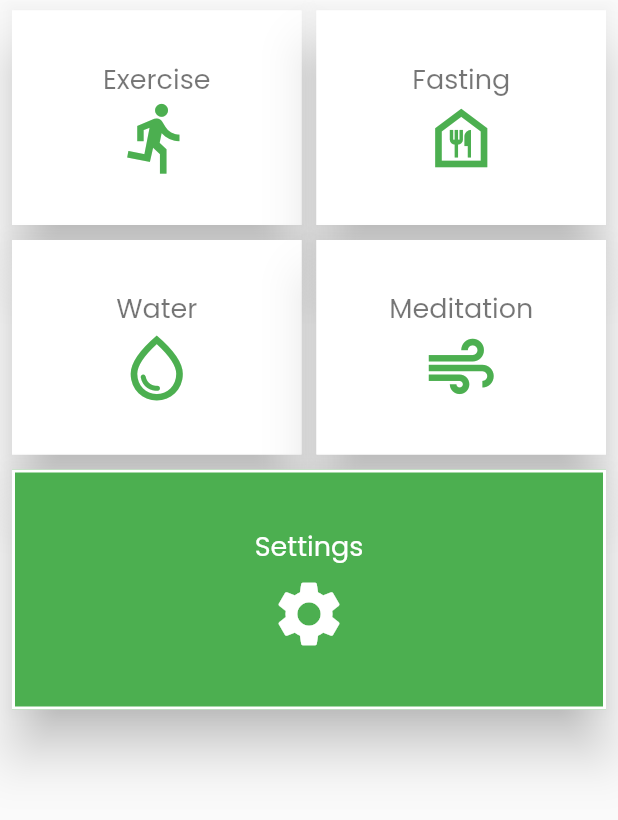
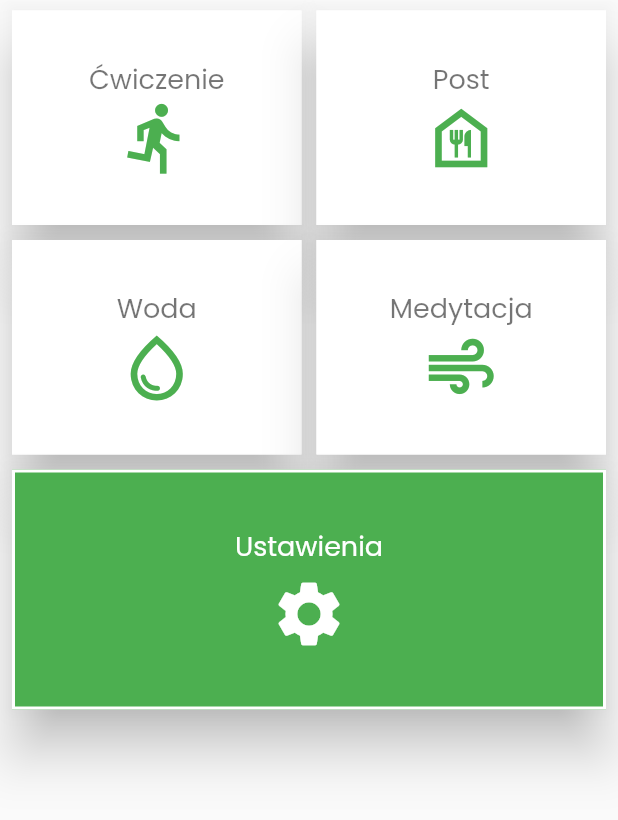
Before and after one commit to wojciechkubiak/feelwell-essentials, a Flutter app: the screen it shows after launch, on a phone screen of 412 x 824 dp, the part 393-1213 px from its top. Run offline on Flutter 3.47's test engine with Material 2 defaults, Android fonts, the phone set to English and light mode, and no system bars; our stand-ins replace google_fonts, loading_animation_widget, lottie, sqflite; accounts and stored records are empty.

Commit message:
Styling and language

```diff
--- a/lib/components/error_info.dart
+++ b/lib/components/error_info.dart
@@ -15,7 +15,6 @@ class ErrorInfo extends StatelessWidget {
           fontSize: 16,
           color: Colors.black54,
           fontWeight: FontWeight.w400,
-          letterSpacing: 1,
         ),
       ),
     );
--- a/lib/components/scaffold_wrapper.dart
+++ b/lib/components/scaffold_wrapper.dart
@@ -22,10 +22,9 @@ class ScaffoldWrapper extends StatelessWidget {
         title: Text(
           title,
           style: GoogleFonts.poppins(
-            fontSize: 14,
+            fontSize: 18,
             color: Colors.black87,
             fontWeight: FontWeight.w400,
-            letterSpacing: 1,
           ),
         ),
         backgroundColor: Colors.white,
--- a/lib/main.dart
+++ b/lib/main.dart
@@ -23,9 +23,15 @@ class MyApp extends StatelessWidget {
       DeviceOrientation.portraitDown,
     ]);
 
-    return const MaterialApp(
+    return MaterialApp(
       debugShowCheckedModeBanner: false,
-      home: Scaffold(
+      theme: ThemeData(
+        primarySwatch: Colors.green,
+        textSelectionTheme: const TextSelectionThemeData(
+          cursorColor: Colors.green,
+        ),
+      ),
+      home: const Scaffold(
         body: Center(child: HomePage()),
       ),
     );
@@ -44,7 +50,7 @@ class _HomePageState extends State<HomePage> {
 
   @override
   void initState() {
-    Future.delayed(const Duration(seconds: 2), () {
+    Future.delayed(const Duration(seconds: 5), () {
       setState(() {
         currentPage = Pages.menu;
       });
--- a/lib/pages/intro.dart
+++ b/lib/pages/intro.dart
@@ -1,7 +1,7 @@
 import 'package:feelwell_essentials/components/app_name.dart';
+import 'package:feelwell_essentials/components/loader.dart';
 import 'package:flutter/material.dart';
 import 'package:lottie/lottie.dart';
-import 'package:google_fonts/google_fonts.dart';
 
 class Intro extends StatelessWidget {
   const Intro({Key? key}) : super(key: key);
@@ -18,10 +18,10 @@ class Intro extends StatelessWidget {
         children: [
           Lottie.asset(
             'assets/lotties/loading.json',
-            height: 200,
-            width: 200,
+            fit: BoxFit.fitWidth,
           ),
           const AppName(),
+          const Loader(color: Colors.white),
         ],
       ),
     );
--- a/lib/pages/menu.dart
+++ b/lib/pages/menu.dart
@@ -34,7 +34,7 @@ class Menu extends StatelessWidget {
                   children: [
                     NavigationButton(
                       icon: Icons.directions_run_outlined,
-                      text: 'Exercise',
+                      text: 'Ćwiczenie',
                       route: const Exercise(),
                       onPressed: onRouteChange,
                     ),
@@ -43,7 +43,7 @@ class Menu extends StatelessWidget {
                     ),
                     NavigationButton(
                       icon: Icons.food_bank_outlined,
-                      text: 'Fasting',
+                      text: 'Post',
                       route: const Fasting(),
                       onPressed: onRouteChange,
                     ),
@@ -58,7 +58,7 @@ class Menu extends StatelessWidget {
                   children: [
                     NavigationButton(
                       icon: Icons.water_drop_outlined,
-                      text: 'Water',
+                      text: 'Woda',
                       route: const Water(),
                       onPressed: onRouteChange,
                     ),
@@ -67,7 +67,7 @@ class Menu extends StatelessWidget {
                     ),
                     NavigationButton(
                       icon: Icons.air_sharp,
-                      text: 'Meditation',
+                      text: 'Medytacja',
                       route: const Meditation(),
                       onPressed: onRouteChange,
                     ),
@@ -83,7 +83,7 @@ class Menu extends StatelessWidget {
                     children: [
                       NavigationButton(
                         icon: Icons.settings,
-                        text: 'Settings',
+                        text: 'Ustawienia',
                         route: const Settings(),
                         onPressed: onRouteChange,
                         isFilled: true,
```
Also changed, not shown: lib/components/loader.dart (+7 -4 lines), lib/pages/settings.dart (+15 -19 lines), 1 other file.
